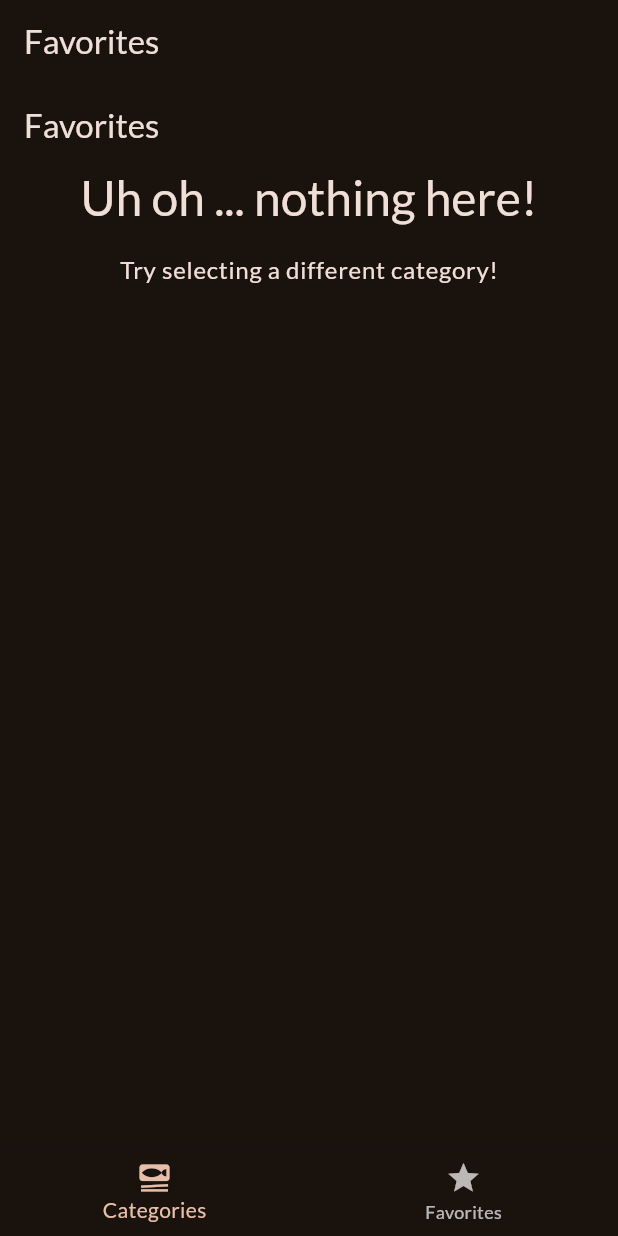
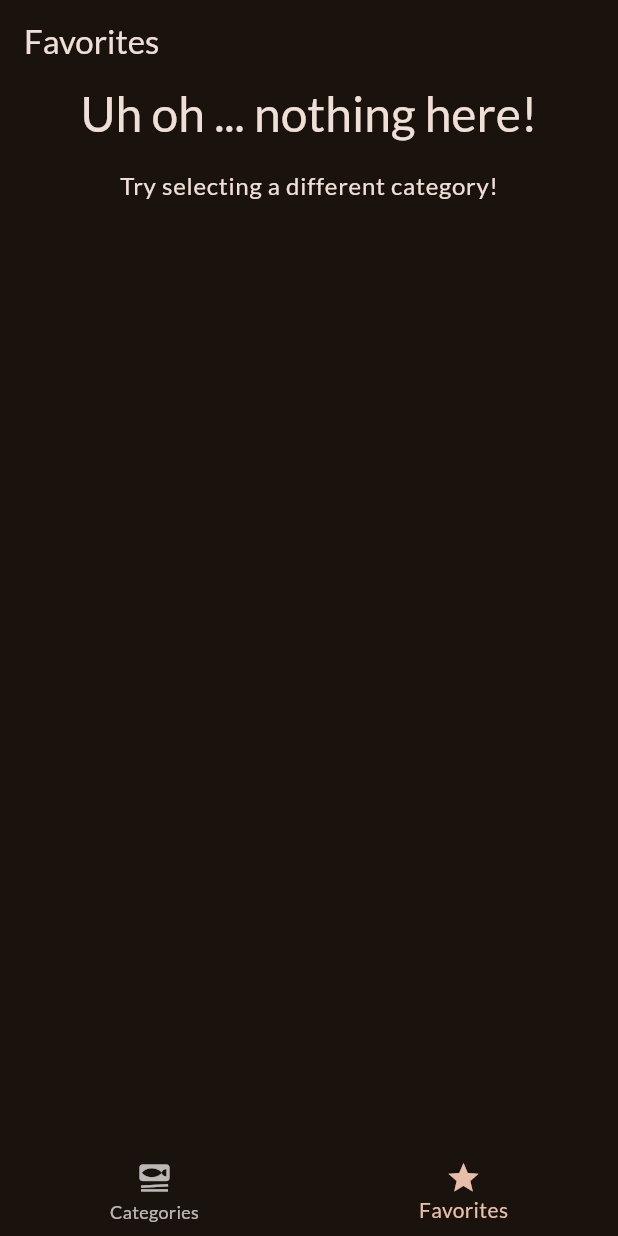
Before and after one commit to AbilioN/mealsapp, a Flutter app: the screen it shows after launch, item 2 of the bottom bar chosen, on a phone screen of 412 x 824 dp. Run offline on Flutter 3.47's test engine with Material 3 defaults, Android fonts, the phone set to English and light mode, and no system bars; our stand-ins replace google_fonts, transparent_image.

Commit message:
inserted tabs

```diff
--- a/lib/screens/meals.dart
+++ b/lib/screens/meals.dart
@@ -6,11 +6,11 @@ import 'package:meals/widgets/meal_item.dart';
 class MealsScreen extends StatelessWidget {
   const MealsScreen({
     super.key,
-    required this.title,
+    this.title,
     required this.meals,
   });
 
-  final String title;
+  final String? title;
   final List<Meal> meals;
 
   void selecMeal(BuildContext context, Meal meal) {
@@ -54,9 +54,13 @@ class MealsScreen extends StatelessWidget {
       );
     }
 
+    if (title == null) {
+      return content;
+    }
+
     return Scaffold(
       appBar: AppBar(
-        title: Text(title),
+        title: Text(title!),
       ),
       body: content,
     );
--- a/lib/screens/tabs.dart
+++ b/lib/screens/tabs.dart
@@ -25,7 +25,7 @@ class _TabsScreenState extends State<TabsScreen> {
     var activePageTitle = 'Categories';
 
     if (_selectedPageIndex == 1) {
-      activePage = MealsScreen(title: 'Favorites', meals: []);
+      activePage = const MealsScreen(meals: []);
       activePageTitle = 'Favorites';
     }
 
@@ -35,12 +35,9 @@ class _TabsScreenState extends State<TabsScreen> {
       ),
       body: activePage,
       bottomNavigationBar: BottomNavigationBar(
-        onTap: (index) {
-          setState(() {
-            _selectedPageIndex = index;
-          });
-        },
-        items: [
+        onTap: _selectPage,
+        currentIndex: _selectedPageIndex,
+        items: const [
           BottomNavigationBarItem(
             icon: Icon(Icons.set_meal),
             label: 'Categories',
```
Also changed, not shown: lib/screens/categories.dart (+1 -6 lines).
